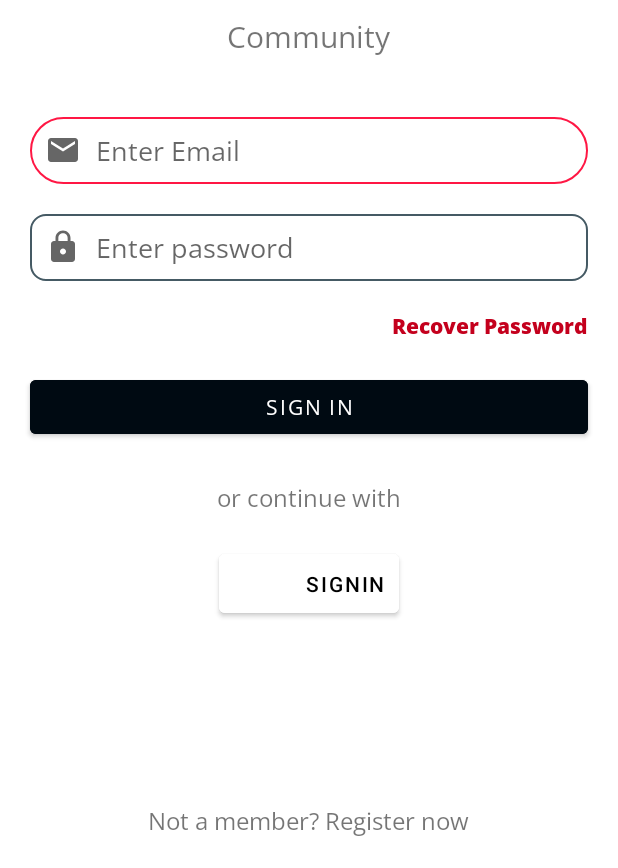
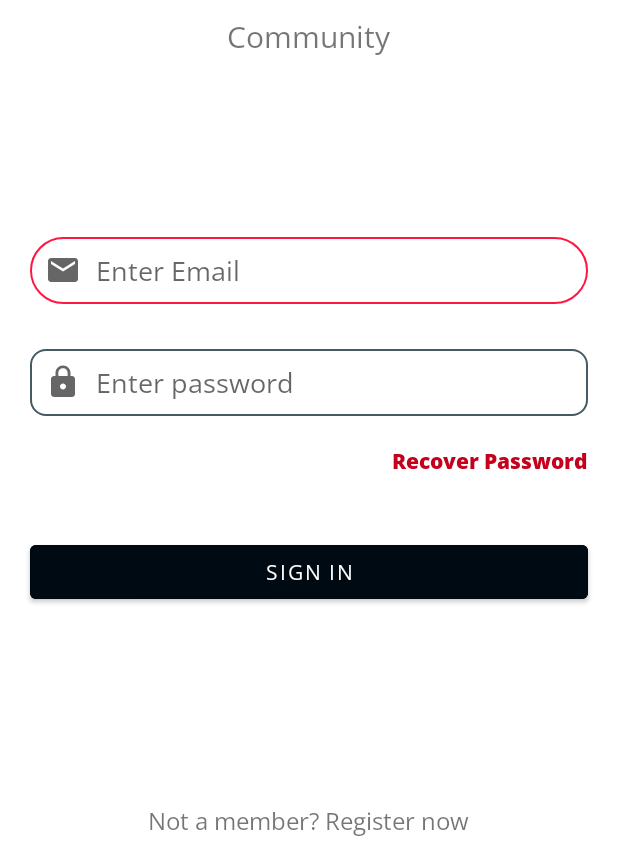
Before and after one commit to Being01Amit/CT_Students, an Android app: the SignInActivity screen opened directly, with no data from a screen before it, on a phone screen of 412 x 824 dp, the part 368-1236 px from its top. Run offline under Robolectric (Android 15) with nearby library versions, the light colour scheme and no system bars; our stand-ins replace Firebase (no records; nobody signed in at launch, a user with empty details on screens opened directly); 2 statements that could not run were skipped.

Commit message:
"Sign in Activity is done for now"

```diff
--- a/app/src/main/res/layout/activity_sign.xml
+++ b/app/src/main/res/layout/activity_sign.xml
@@ -46,7 +46,7 @@
         android:layout_height="wrap_content"
         android:layout_below="@+id/txtHeading2"
         android:layout_marginLeft="20dp"
-        android:layout_marginTop="40dp"
+        android:layout_marginTop="120dp"
         android:layout_marginRight="20dp"
         android:background="@drawable/custom_input"
         android:drawableStart="@drawable/ic_email"
@@ -64,7 +64,7 @@
         android:layout_height="wrap_content"
         android:layout_below="@+id/etSignIn"
         android:layout_marginLeft="20dp"
-        android:layout_marginTop="20dp"
+        android:layout_marginTop="30dp"
         android:layout_marginRight="20dp"
         android:background="@drawable/custom_input"
         android:drawableStart="@drawable/ic_lock"
@@ -94,35 +94,11 @@
         android:layout_height="wrap_content"
         android:layout_below="@+id/txtRecoverPassword"
         android:layout_marginLeft="20dp"
-        android:layout_marginTop="20dp"
+        android:layout_marginTop="40dp"
         android:layout_marginRight="20dp"
         android:backgroundTint="@color/SignIn"
         android:fontFamily="@font/sans_font"
         android:text="@string/signIn" />
-
-    <TextView
-        android:id="@+id/txtOR"
-        android:layout_width="wrap_content"
-        android:layout_height="wrap_content"
-        android:layout_below="@+id/btnSignIn"
-        android:layout_centerHorizontal="true"
-        android:layout_marginTop="25dp"
-        android:fontFamily="@font/sans_font"
-        android:text="@string/OR"
-        android:textSize="16sp" />
-
-    <Button
-        android:id="@+id/sign_in_button"
-        android:layout_width="120dp"
-        android:layout_height="wrap_content"
-        android:layout_below="@+id/txtOR"
-        android:layout_centerHorizontal="true"
-        android:layout_marginTop="20dp"
-        android:backgroundTint="@color/white"
-        android:gravity="end"
-        android:padding="10dp"
-        android:text="@string/SignInWithGoogle"
-        android:textColor="@color/black" />
 
 
     <TextView
```
